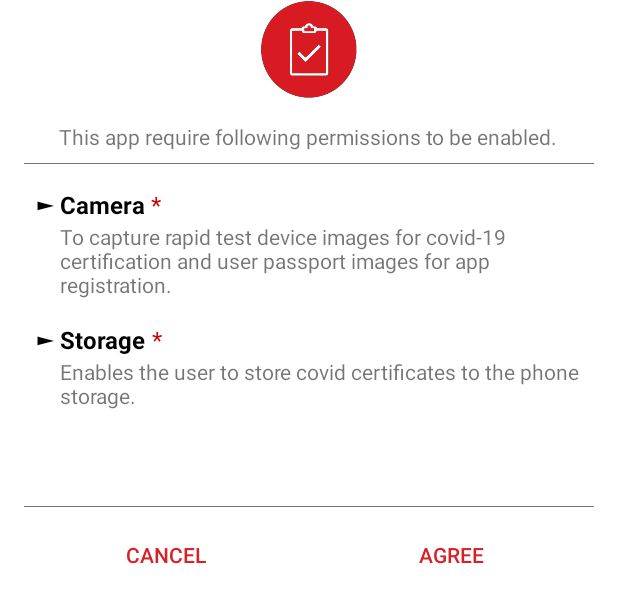
After one commit to rmasso/randoxAndroid, an Android app: the layout dialog_permission.xml on its own in the app's theme, with its tools: preview values and no code run, on a phone screen of 412 x 824 dp. The commit adds this screen. Shown: the top 603 px of the screen. Run offline under Robolectric (Android 15) with nearby library versions, the phone set to English and light mode, and no system bars.

Commit message:
New Permission dialog added in app which tells the user why we use camera and storage permissions.

```diff
--- a/app/src/main/AndroidManifest.xml
+++ b/app/src/main/AndroidManifest.xml
@@ -10,7 +10,7 @@
     <uses-permission android:name="android.permission.INTERNET" />
     <uses-permission
         android:name="android.permission.WRITE_EXTERNAL_STORAGE"
-        android:maxSdkVersion="28" />
+        tools:ignore="ScopedStorage" />
 
     <application
         android:name=".BaseApp"
--- a/app/src/main/java/com/demit/certifly/Activities/CertificatePreviewActivity.kt
+++ b/app/src/main/java/com/demit/certifly/Activities/CertificatePreviewActivity.kt
@@ -95,12 +95,8 @@ class CertificatePreviewActivity : AppCompatActivity() {
             this,
             Manifest.permission.WRITE_EXTERNAL_STORAGE
         ) == PackageManager.PERMISSION_GRANTED
-        val minSdk29 = Build.VERSION.SDK_INT >= Build.VERSION_CODES.Q
-
-        writePermissionGranted = hasWritePermission || minSdk29
-
         val permissionsToRequest = mutableListOf<String>()
-        if(!writePermissionGranted) {
+        if(!hasWritePermission) {
             permissionsToRequest.add(Manifest.permission.WRITE_EXTERNAL_STORAGE)
         }
         if(permissionsToRequest.isNotEmpty()) {
--- /dev/null
+++ b/app/src/main/res/drawable/round_dialog.xml
@@ -0,0 +1,13 @@
+<?xml version="1.0" encoding="utf-8"?>
+<shape xmlns:android="http://schemas.android.com/apk/res/android"
+    android:shape="rectangle">
+
+    <solid android:color="@android:color/white" />
+
+    <corners
+
+        android:bottomLeftRadius="16dp"
+        android:bottomRightRadius="16dp"
+        android:topLeftRadius="16dp"
+        android:topRightRadius="16dp" />
+</shape>
--- /dev/null
+++ b/app/src/main/res/layout/dialog_permission.xml
@@ -0,0 +1,103 @@
+<layout>
+
+    <androidx.constraintlayout.widget.ConstraintLayout xmlns:android="http://schemas.android.com/apk/res/android"
+        xmlns:app="http://schemas.android.com/apk/res-auto"
+        android:layout_width="match_parent"
+        android:layout_height="wrap_content">
+
+
+        <LinearLayout
+            android:id="@+id/mainContent"
+            android:layout_width="0dp"
+            android:layout_height="wrap_content"
+            android:background="@drawable/round_dialog"
+            android:orientation="vertical"
+            android:padding="16dp"
+            app:layout_constraintBottom_toBottomOf="parent"
+            app:layout_constraintEnd_toEndOf="parent"
+            app:layout_constraintStart_toStartOf="parent"
+            app:layout_constraintTop_toTopOf="parent">
+
+            <TextView
+                android:layout_width="wrap_content"
+                android:layout_height="wrap_content"
+                android:layout_gravity="center"
+                android:layout_marginTop="32.5dp"
+                android:text="This app require following permissions to be enabled."
+                android:textAlignment="center"
+                android:textSize="14sp" />
+
+            <View
+                android:layout_width="match_parent"
+                android:layout_height="0.5dp"
+                android:layout_marginTop="8dp"
+                android:background="#8a000000" />
+
+            <ScrollView
+                android:id="@+id/parent"
+                android:layout_width="match_parent"
+                android:layout_height="220dp"
+                android:background="@android:color/white"
+                android:clipToPadding="true"
+                android:fillViewport="true"
+                android:fitsSystemWindows="true"
+                android:orientation="vertical"
+                android:overScrollMode="never"
+                android:scrollbars="vertical">
+
+                <include layout="@layout/permission_content" />
+
+
+            </ScrollView>
+
+            <View
+                android:layout_width="match_parent"
+                android:layout_height="0.5dp"
+                android:layout_marginTop="8dp"
+                android:background="#8a000000" />
+
+            <LinearLayout
+                android:layout_width="match_parent"
+                android:layout_height="wrap_content"
+                android:layout_marginTop="8dp"
+                android:orientation="horizontal">
+
+                <androidx.appcompat.widget.AppCompatButton
+                    android:id="@+id/cancelBtn"
+                    style="@style/Widget.AppCompat.Button.Borderless"
+                    android:layout_width="wrap_content"
+                    android:layout_height="wrap_content"
+                    android:layout_weight="1"
+
+                    android:text="Cancel"
+                    android:textColor="@color/sblue" />
+
+                <androidx.appcompat.widget.AppCompatButton
+                    android:id="@+id/agreeBtn"
+                    style="@style/Widget.AppCompat.Button.Borderless"
+                    android:layout_width="wrap_content"
+                    android:layout_height="wrap_content"
+                    android:layout_weight="1"
+                    android:text="Agree"
+                    android:textColor="@color/sblue" />
+
+            </LinearLayout>
+
+
+        </LinearLayout>
+
+
+        <ImageView
+            android:id="@+id/icon"
+            android:layout_width="65dp"
+            android:layout_height="65dp"
+            android:scaleType="centerCrop"
+            android:src="@drawable/permission_randox"
+            app:layout_constraintBottom_toTopOf="@id/mainContent"
+            app:layout_constraintEnd_toEndOf="parent"
+            app:layout_constraintStart_toStartOf="parent"
+            app:layout_constraintTop_toTopOf="@id/mainContent" />
+
+
+    </androidx.constraintlayout.widget.ConstraintLayout>
+</layout>
--- /dev/null
+++ b/app/src/main/res/layout/permission_content.xml
@@ -0,0 +1,107 @@
+<?xml version="1.0" encoding="utf-8"?>
+<ScrollView xmlns:android="http://schemas.android.com/apk/res/android"
+    xmlns:app="http://schemas.android.com/apk/res-auto"
+    android:id="@+id/parent"
+    android:layout_width="match_parent"
+    android:layout_height="match_parent"
+    android:background="@android:color/white"
+    android:fillViewport="true"
+    android:fitsSystemWindows="true"
+    android:orientation="vertical"
+    android:overScrollMode="never"
+    android:scrollbars="none">
+
+    <LinearLayout
+        android:layout_width="match_parent"
+        android:layout_height="wrap_content"
+        android:background="@drawable/round_dialog"
+        android:orientation="vertical"
+        android:paddingStart="8dp"
+        android:paddingEnd="8dp"
+
+        >
+
+
+        <!--Camera-->
+        <LinearLayout
+            android:layout_width="match_parent"
+            android:layout_height="wrap_content"
+            android:layout_marginTop="8dp"
+            android:orientation="vertical">
+
+            <LinearLayout
+                android:layout_width="match_parent"
+                android:layout_height="wrap_content"
+                android:layout_marginTop="8dp">
+
+                <TextView
+                    android:layout_width="wrap_content"
+                    android:layout_height="wrap_content"
+                    android:text="\u25BA Camera"
+                    android:textColor="@android:color/black"
+                    android:textSize="16sp"
+                    android:textStyle="bold" />
+
+                <TextView
+                    android:layout_width="wrap_content"
+                    android:layout_height="wrap_content"
+                    android:text=" *"
+                    android:textColor="@android:color/holo_red_dark"
+                    android:textSize="16sp" />
+
+
+            </LinearLayout>
+
+            <TextView
+                android:layout_width="wrap_content"
+                android:layout_height="wrap_content"
+                android:layout_marginStart="16dp"
+                android:text="To capture rapid test device images for covid-19 certification and user passport images for app registration."
+                android:textSize="14sp" />
+
+
+        </LinearLayout>
+
+        <!--Storage-->
+        <LinearLayout
+            android:layout_width="match_parent"
+            android:layout_height="wrap_content"
+            android:layout_marginTop="8dp"
+            android:orientation="vertical">
+
+            <LinearLayout
+                android:layout_width="match_parent"
+                android:layout_height="wrap_content"
+                android:layout_marginTop="8dp">
+
+                <TextView
+                    android:layout_width="wrap_content"
+                    android:layout_height="wrap_content"
+                    android:text="\u25BA Storage"
+                    android:textColor="@android:color/black"
+                    android:textSize="16sp"
+                    android:textStyle="bold" />
+
+                <TextView
+                    android:layout_width="wrap_content"
+                    android:layout_height="wrap_content"
+                    android:text=" *"
+                    android:textColor="@android:color/holo_red_dark"
+                    android:textSize="16sp" />
+
+
+            </LinearLayout>
+
+            <TextView
+                android:layout_width="wrap_content"
+                android:layout_height="wrap_content"
+                android:layout_marginStart="16dp"
+                android:text="Enables the user to store covid certificates to the phone storage."
+                android:textSize="14sp" />
+
+
+        </LinearLayout>
+
+
+    </LinearLayout>
+</ScrollView>
--- a/app/src/main/res/values/strings.xml
+++ b/app/src/main/res/values/strings.xml
@@ -84,4 +84,9 @@
     <array name="none_opt_arr">
         <item>None</item>
     </array>
+
+    <string name="missing_permissions">Missing Permissions</string>
+    <string name="no_close_the_app">NO Close The App</string>
+    <string name="you_have_to_grant_permissions">You have to grant permissions in order to use this App</string>
+    <string name="ok">OK</string>
 </resources>
```
Also changed, not shown: app/src/main/java/com/demit/certifly/Activities/LoginActivity.kt (+82 -0 lines), app/src/main/java/com/demit/certifly/Extras/DetachableClickListener.kt (added, +41 -0 lines), app/src/main/java/com/demit/certifly/Fragments/PermissionDialog.kt (added, +59 -0 lines), app/src/main/res/drawable/permission_randox.png (added).
